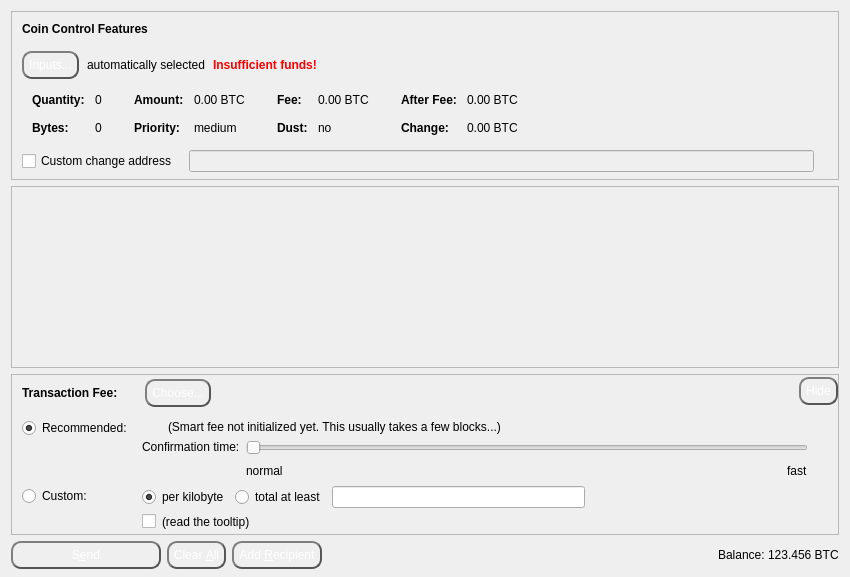
The window that src/qt/forms/sendcoinsdialog.ui (MotoAcidic/Rapids) describes before a commit, drawn with Qt 5.
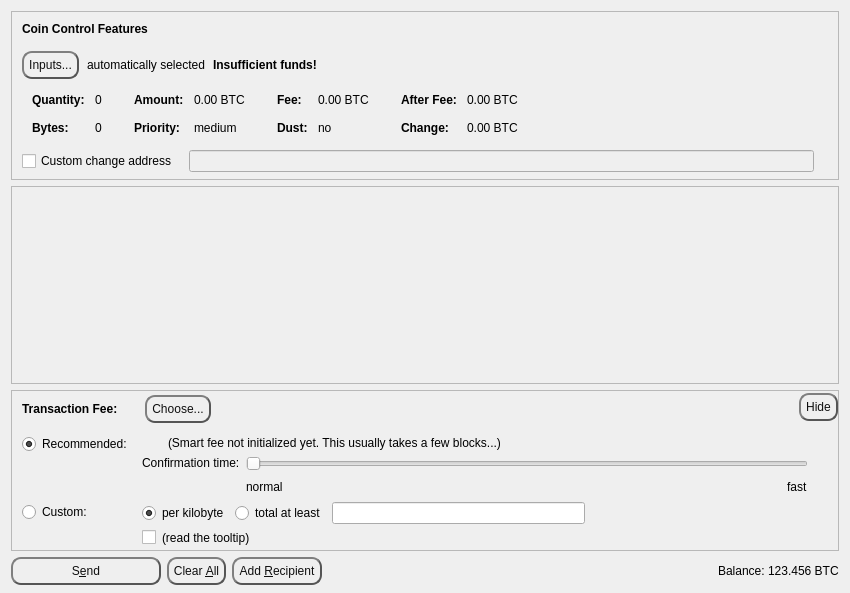
The same window after the commit. Icons and pictures are not drawn. Custom widgets are drawn as their Qt base class.

What changed in the file:
```diff
--- a/src/qt/forms/sendcoinsdialog.ui
+++ b/src/qt/forms/sendcoinsdialog.ui
@@ -7,7 +7,7 @@
     <x>0</x>
     <y>0</y>
     <width>850</width>
-    <height>577</height>
+    <height>593</height>
    </rect>
   </property>
   <property name="windowTitle">
@@ -104,13 +104,13 @@
            <widget class="QPushButton" name="pushButtonCoinControl">
             <property name="styleSheet">
              <string notr="true">QPushButton {
-color: #fff;
+color: #0F0F0F;
 border: 2px solid #555;
 border-radius: 10px;
 border-style: outset;
 background: qradialgradient(
 cx: 0.3, cy: -0.4, fx: 0.3, fy: -0.4,
-radius: 1.35, stop: 0 #FF5533, stop: 1 #FF5533
+radius: 1.35, stop: 0 #d1d5db, stop: 1 #d1d5db
 );
 padding: 5px;
 }
@@ -148,7 +148,7 @@
              </font>
             </property>
             <property name="styleSheet">
-             <string notr="true">color:red;font-weight:bold;</string>
+             <string notr="true">color:black;font-weight:bold;</string>
             </property>
             <property name="text">
              <string>Insufficient funds!</string>
@@ -774,13 +774,13 @@
                <widget class="QPushButton" name="buttonChooseFee">
                 <property name="styleSheet">
                  <string notr="true">QPushButton {
-color: #fff;
+color: #0F0F0F;
 border: 2px solid #555;
 border-radius: 10px;
 border-style: outset;
 background: qradialgradient(
 cx: 0.3, cy: -0.4, fx: 0.3, fy: -0.4,
-radius: 1.35, stop: 0 #FF5533, stop: 1 #FF5533
+radius: 1.35, stop: 0 #d1d5db, stop: 1 #d1d5db
 );
 padding: 5px;
 }
@@ -834,13 +834,13 @@
             </property>
             <property name="styleSheet">
              <string notr="true">QPushButton {
-color: #fff;
+color: #0F0F0F;
 border: 2px solid #555;
 border-radius: 10px;
 border-style: outset;
 background: qradialgradient(
 cx: 0.3, cy: -0.4, fx: 0.3, fy: -0.4,
-radius: 1.35, stop: 0 #FF5533, stop: 1 #FF5533
+radius: 1.35, stop: 0 #d1d5db, stop: 1 #d1d5db
 );
 padding: 5px;
 }
@@ -1249,13 +1249,13 @@
        </property>
        <property name="styleSheet">
         <string notr="true">QPushButton {
-color: #fff;
+color: #0F0F0F;
 border: 2px solid #555;
 border-radius: 10px;
 border-style: outset;
 background: qradialgradient(
 cx: 0.3, cy: -0.4, fx: 0.3, fy: -0.4,
-radius: 1.35, stop: 0 #FF5533, stop: 1 #FF5533
+radius: 1.35, stop: 0 #d1d5db, stop: 1 #d1d5db
 );
 padding: 5px;
 }
@@ -1295,13 +1295,13 @@
        </property>
        <property name="styleSheet">
         <string notr="true">QPushButton {
-color: #fff;
+color: #0F0F0F;
 border: 2px solid #555;
 border-radius: 10px;
 border-style: outset;
 background: qradialgradient(
 cx: 0.3, cy: -0.4, fx: 0.3, fy: -0.4,
-radius: 1.35, stop: 0 #FF5533, stop: 1 #FF5533
+radius: 1.35, stop: 0 #d1d5db, stop: 1 #d1d5db
 );
 padding: 5px;
 }
@@ -1332,13 +1332,13 @@
        </property>
        <property name="styleSheet">
         <string notr="true">QPushButton {
-color: #fff;
+color: #0F0F0F;
 border: 2px solid #555;
 border-radius: 10px;
 border-style: outset;
 background: qradialgradient(
 cx: 0.3, cy: -0.4, fx: 0.3, fy: -0.4,
-radius: 1.35, stop: 0 #FF5533, stop: 1 #FF5533
+radius: 1.35, stop: 0 #d1d5db, stop: 1 #d1d5db
 );
 padding: 5px;
 }
```
Left out of the diff: 12 changed lines with no effect on the pictures.
